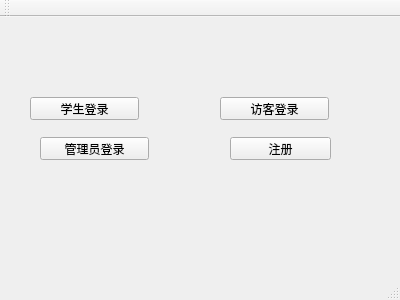
Qianjx/LibrarySystem, file mainwindow.ui: the form before one commit.
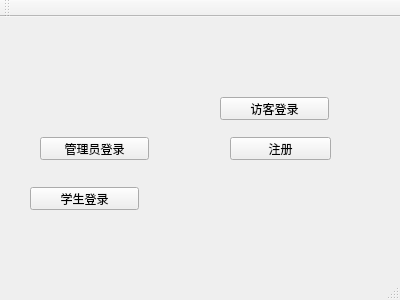
The form after the commit.

```diff
--- a/mainwindow.ui
+++ b/mainwindow.ui
@@ -31,7 +31,7 @@
     <property name="geometry">
      <rect>
       <x>30</x>
-      <y>80</y>
+      <y>170</y>
       <width>109</width>
       <height>23</height>
      </rect>
```
